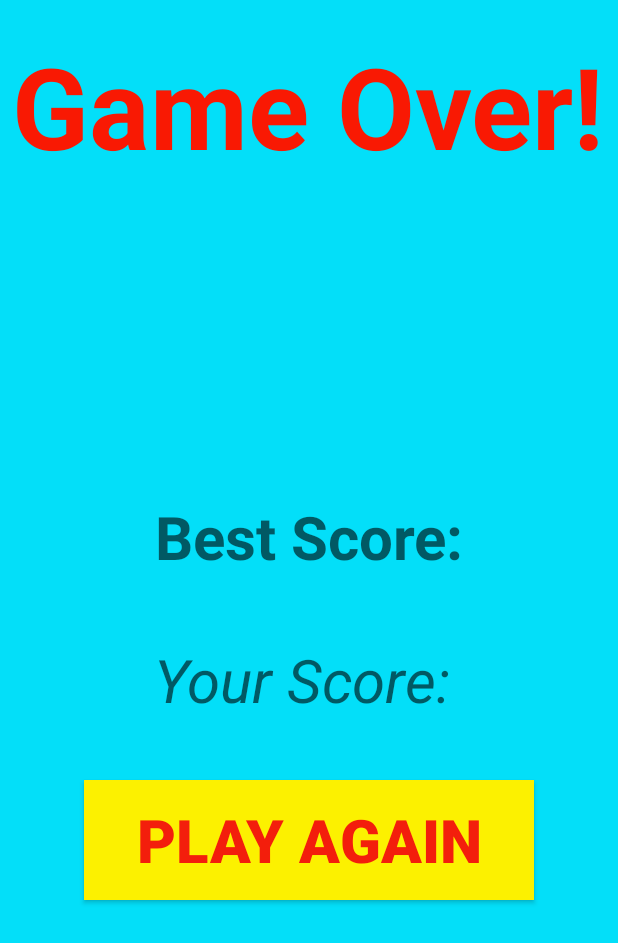
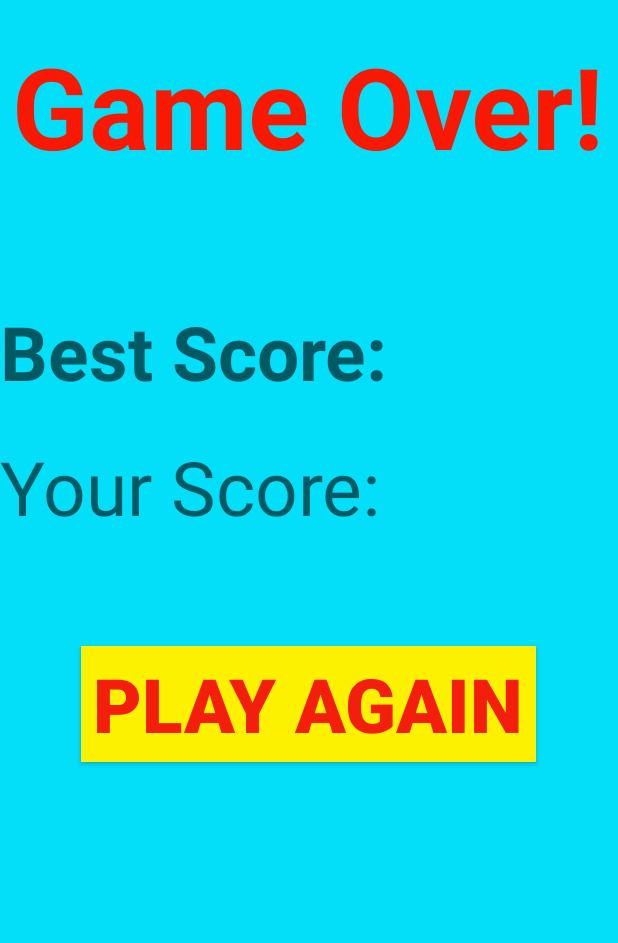
Before and after one commit to hasanusegit/Balloon-Blast, an Android app: the layout activity_end.xml on its own in the app's theme, with its tools: preview values and no code run, on a phone screen of 412 x 824 dp. Shown: the top 943 px of the screen. Run offline under Robolectric (Android 15) with nearby library versions, the phone set to English and light mode, and no system bars.

```diff
--- a/app/src/main/res/layout/activity_end.xml
+++ b/app/src/main/res/layout/activity_end.xml
@@ -5,8 +5,8 @@
     android:layout_width="match_parent"
     android:layout_height="match_parent"
     android:background="#03DFF9"
-    android:id="@+id/activity_end"
-    tools:context=".EndActivity">
+    tools:context=".EndActivity"
+    android:id="@+id/activity_end">
 
     <TextView
         android:layout_width="wrap_content"
@@ -18,43 +18,36 @@
         android:textSize="75dp"
         android:layout_marginTop="20dp"
         android:textStyle="bold" />
-
     <TextView
-        android:id="@+id/tv2"
         android:layout_width="match_parent"
         android:layout_height="70dp"
         android:layout_below="@+id/tv"
+        android:id="@+id/Bscore"
         android:hint="Best Score:"
-        android:textSize="40dp"
-        android:textColor="#003DFC"
-        android:layout_marginTop="210dp"
-        android:textAlignment="center"
-        android:textStyle="bold"
-        />
+        android:layout_marginTop="80dp"
+        android:textSize="50dp"
+        android:textStyle="bold"/>
     <TextView
-        android:id="@+id/tv3"
         android:layout_width="match_parent"
         android:layout_height="70dp"
-        android:layout_below="@+id/tv2"
-        android:hint="Your Score: "
-        android:textSize="40dp"
-        android:textAlignment="center"
-        android:textColor="#F96403"
-        android:layout_marginTop="25dp"
-        android:textStyle="italic"
-        />
+        android:layout_below="@id/Bscore"
+        android:id="@+id/Mscore"
+        android:textSize="50dp"
+        android:layout_marginTop="20dp"
+        android:hint="Your Score:"/>
+
+    <Button
+        android:layout_width="303dp"
+        android:layout_height="77dp"
+        android:layout_below="@+id/Mscore"
+        android:layout_centerHorizontal="true"
+        android:layout_marginTop="70dp"
+        android:background="#FCF100"
+        android:text="Play Again"
+        android:textColor="#F31E0C"
+        android:id="@+id/btnE"
+        android:textSize="50dp"
+        android:textStyle="bold" />
 
 
-    <Button
-        android:layout_width="300dp"
-        android:layout_height="80dp"
-        android:text="Play Again"
-        android:textSize="40dp"
-        android:textStyle="bold"
-        android:textColor="#F31E0C"
-        android:layout_centerHorizontal="true"
-        android:background="#FCF100"
-        android:layout_marginTop="520dp"
-        android:id="@+id/btn2"/>
-
 </RelativeLayout>
--- a/build.gradle
+++ b/build.gradle
@@ -7,7 +7,7 @@ buildscript {
 
     }
     dependencies {
-        classpath 'com.android.tools.build:gradle:3.4.0'
+        classpath 'com.android.tools.build:gradle:3.4.2'
 
         // NOTE: Do not place your application dependencies here; they belong
         // in the individual module build.gradle files
```
Also changed, not shown: app/src/main/AndroidManifest.xml (+6 -5 lines), app/src/main/java/com/sehab/pranta/balloonblast/EndActivity.java (+16 -17 lines), app/src/main/java/com/sehab/pranta/balloonblast/MainActivity.java (+9 -3 lines), app/src/main/java/com/sehab/pranta/balloonblast/utils/SoundHelper.java (added, +76 -0 lines), 2 other files.
